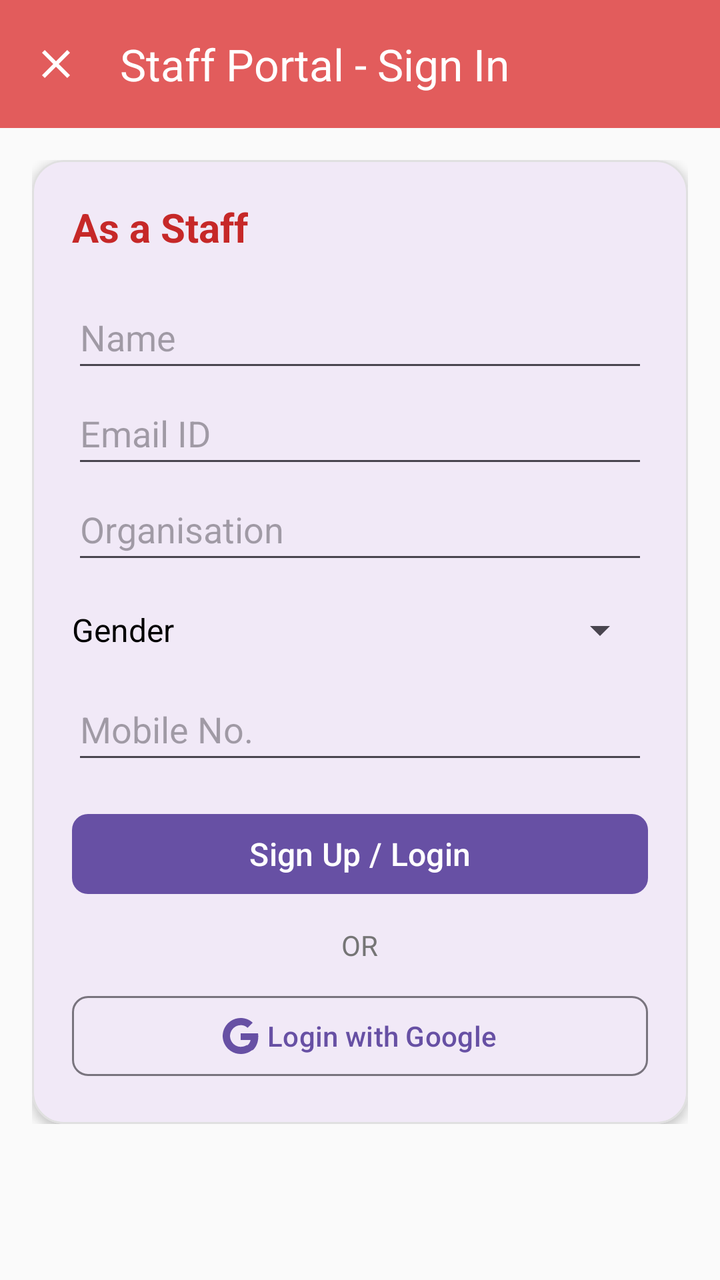
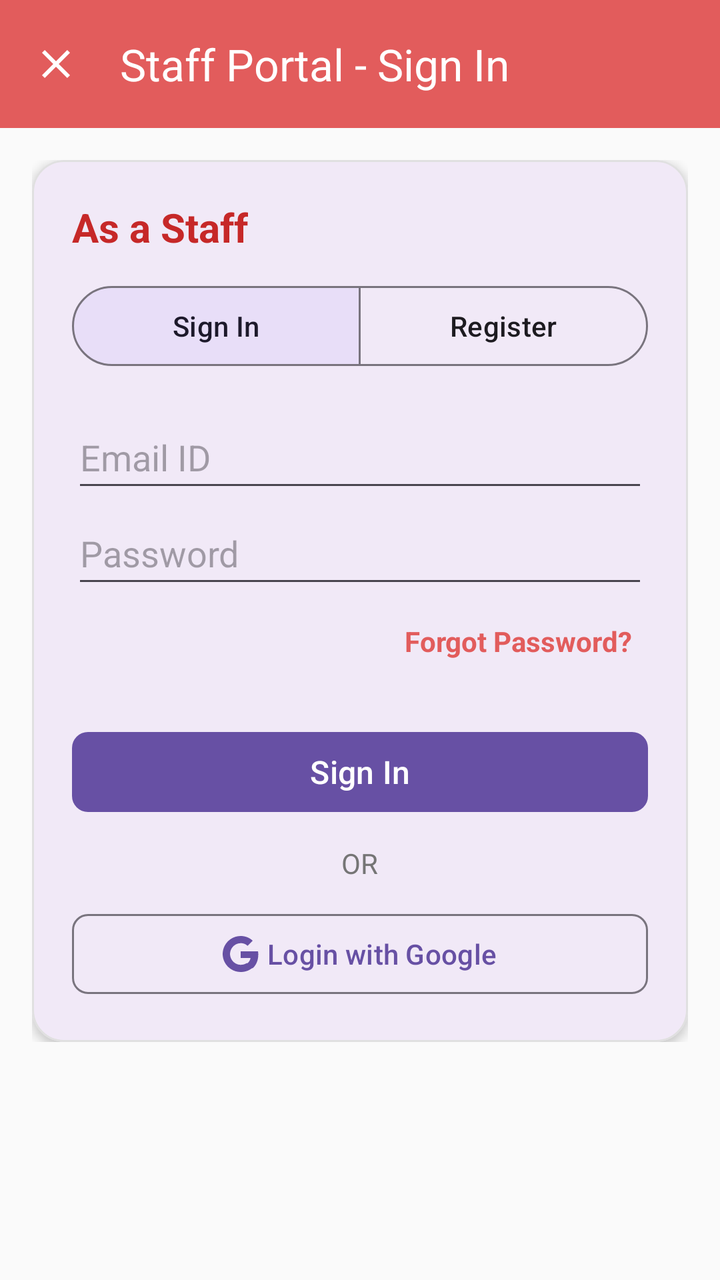

Two renders of the same Android screen: before a commit and after it. Below are the layout's source before the change and the commit's diff.
<!-- AndroidManifest.xml: application theme Theme.BloodBank -->
<!-- res/layout/activity_staff_auth.xml -->
<?xml version="1.0" encoding="utf-8"?>
<androidx.coordinatorlayout.widget.CoordinatorLayout
    xmlns:android="http://schemas.android.com/apk/res/android"
    xmlns:app="http://schemas.android.com/apk/res-auto"
    android:id="@+id/coordinatorLayoutStaff"
    android:layout_width="match_parent"
    android:layout_height="match_parent"
    android:fitsSystemWindows="true">

    <LinearLayout
        android:layout_width="match_parent"
        android:layout_height="match_parent"
        android:orientation="vertical">

        
        <com.google.android.material.appbar.AppBarLayout
            android:layout_width="match_parent"
            android:layout_height="wrap_content">

            <com.google.android.material.appbar.MaterialToolbar
                android:id="@+id/toolbarStaffAuth"
                android:layout_width="match_parent"
                android:layout_height="?attr/actionBarSize"
                android:background="@color/pastel_red"
                app:title="@string/staff_auth_title"
                app:titleTextColor="@android:color/white"
                app:navigationIcon="@drawable/ic_clear"
                app:navigationIconTint="@android:color/white" />

        </com.google.android.material.appbar.AppBarLayout>

        <ScrollView
            android:layout_width="match_parent"
            android:layout_height="0dp"
            android:layout_weight="1"
            android:padding="16dp">

            <LinearLayout
                android:layout_width="match_parent"
                android:layout_height="wrap_content"
                android:orientation="vertical">

                <com.google.android.material.card.MaterialCardView
                    android:layout_width="match_parent"
                    android:layout_height="wrap_content"
                    app:cardCornerRadius="16dp"
                    app:cardElevation="3dp"
                    app:strokeWidth="1dp"
                    app:strokeColor="#E0E0E0">

                    <LinearLayout
                        android:layout_width="match_parent"
                        android:layout_height="wrap_content"
                        android:orientation="vertical"
                        android:padding="20dp">

                        <TextView
                            android:layout_width="wrap_content"
                            android:layout_height="wrap_content"
                            android:text="@string/role_staff"
                            android:textSize="20sp"
                            android:textStyle="bold"
                            android:textColor="#C62828"
                            android:layout_marginBottom="16dp" />

                        <EditText
                            android:id="@+id/etStaffName"
                            android:layout_width="match_parent"
                            android:layout_height="wrap_content"
                            android:hint="@string/name_hint"
                            android:inputType="textPersonName"
                            android:autofillHints="name"
                            android:minHeight="48dp" />

                        <EditText
                            android:id="@+id/etStaffEmail"
                            android:layout_width="match_parent"
                            android:layout_height="wrap_content"
                            android:hint="@string/hint_email"
                            android:inputType="textEmailAddress"
                            android:autofillHints="emailAddress"
                            android:minHeight="48dp" />

                        <EditText
                            android:id="@+id/etStaffOrg"
                            android:layout_width="match_parent"
                            android:layout_height="wrap_content"
                            android:hint="@string/hint_organisation"
                            android:inputType="text"
                            android:importantForAutofill="no"
                            android:minHeight="48dp" />

                        <LinearLayout
                            android:layout_width="match_parent"
                            android:layout_height="wrap_content"
                            android:orientation="horizontal"
                            android:gravity="center_vertical"
                            android:layout_marginTop="4dp">

                            <TextView
                                android:layout_width="wrap_content"
                                android:layout_height="wrap_content"
                                android:text="@string/hint_gender"
                                android:textSize="16sp"
                                android:textColor="@android:color/black"
                                android:layout_marginEnd="12dp" />

                            <Spinner
                                android:id="@+id/spStaffGender"
                                android:layout_width="match_parent"
                                android:layout_height="wrap_content"
                                android:importantForAutofill="no"
                                android:minHeight="48dp" />
                        </LinearLayout>

                        <EditText
                            android:id="@+id/etStaffMobile"
                            android:layout_width="match_parent"
                            android:layout_height="wrap_content"
                            android:hint="@string/hint_mobile"
                            android:inputType="phone"
                            android:autofillHints="phone"
                            android:minHeight="48dp"
                            android:layout_marginBottom="16dp" />

                        <com.google.android.material.button.MaterialButton
                            android:id="@+id/btnStaffLogin"
                            android:layout_width="match_parent"
                            android:layout_height="wrap_content"
                            android:text="@string/btn_login_signup"
                            android:textSize="16sp"
                            app:cornerRadius="8dp" />

                        <TextView
                            android:layout_width="wrap_content"
                            android:layout_height="wrap_content"
                            android:text="@string/or_divider"
                            android:layout_gravity="center"
                            android:textSize="14sp"
                            android:textColor="#757575"
                            android:layout_marginTop="12dp"
                            android:layout_marginBottom="12dp" />

                        <com.google.android.material.button.MaterialButton
                            android:id="@+id/btnStaffGoogleLogin"
                            style="?attr/materialButtonOutlinedStyle"
                            android:layout_width="match_parent"
                            android:layout_height="wrap_content"
                            android:text="@string/btn_google_login"
                            app:icon="@drawable/ic_google"
                            app:iconGravity="textStart"
                            app:cornerRadius="8dp" />

                    </LinearLayout>

                </com.google.android.material.card.MaterialCardView>

            </LinearLayout>

        </ScrollView>

    </LinearLayout>

</androidx.coordinatorlayout.widget.CoordinatorLayout>
<!-- resources referenced by this layout -->
<resources>
  <color name="pastel_red">#E25C5C</color>
  <!-- drawable ic_clear (drawable) -->
  <?xml version="1.0" encoding="utf-8"?>
  <vector xmlns:android="http://schemas.android.com/apk/res/android"
      android:width="24dp"
      android:height="24dp"
      android:viewportWidth="24"
      android:viewportHeight="24">
    <path
        android:fillColor="#FFFFFF"
        android:pathData="M19,6.41L17.59,5,12,10.59,6.41,5,5,6.41,10.59,12,5,17.59,6.41,19,12,13.41,17.59,19,19,17.59,13.41,12z"/>
  </vector>
  <!-- drawable ic_google (drawable) -->
  <?xml version="1.0" encoding="utf-8"?>
  <vector xmlns:android="http://schemas.android.com/apk/res/android"
      android:width="24dp"
      android:height="24dp"
      android:viewportWidth="24"
      android:viewportHeight="24">
    <path
        android:fillColor="#4285F4"
        android:pathData="M23.745,12.27c0,-0.7,-0.06,-1.4,-0.19,-2.07H12v4.51h6.6c-0.29,1.52 -1.14,2.82 -2.4,3.68v3.05h3.88c2.27,-2.09 3.66,-5.17 3.66,-9.17z"/>
    <path
        android:fillColor="#34A853"
        android:pathData="M12,24c3.24,0 5.95,-1.08 7.93,-2.91l-3.88,-3.05c-1.08,0.72 -2.45,1.16 -4.05,1.16 -3.12,0 -5.77,-2.11 -6.72,-4.96H1.29v3.15C3.26,21.3 7.37,24 12,24z"/>
    <path
        android:fillColor="#FBBC05"
        android:pathData="M5.28,14.24c-0.25,-0.72 -0.38,-1.49 -0.38,-2.24s0.13,-1.52 0.38,-2.24V6.61H1.29C0.47,8.24 0,10.06 0,12s0.47,3.76 1.29,5.39l3.99,-3.15z"/>
    <path
        android:fillColor="#EA4335"
        android:pathData="M12,4.75c1.77,0 3.35,0.61 4.6,1.8l3.42,-3.42C17.95,1.19 15.24,0 12,0 7.37,0 3.26,2.7 1.29,6.61l3.99,3.15c0.95,-2.85 3.6,-4.96 6.72,-4.96z"/>
  </vector>
  <string name="btn_google_login">Login with Google</string>
  <string name="btn_login_signup">Sign Up / Login</string>
  <string name="hint_email">Email ID</string>
  <string name="hint_gender">Gender</string>
  <string name="hint_mobile">Mobile No.</string>
  <string name="hint_organisation">Organisation</string>
  <string name="name_hint">Name</string>
  <string name="or_divider">OR</string>
  <string name="role_staff">As a Staff</string>
  <string name="staff_auth_title">Staff Portal - Sign In</string>
  <style name="Theme.BloodBank" parent="Base.Theme.BloodBank" />
  <style name="Base.Theme.BloodBank" parent="Theme.Material3.DayNight.NoActionBar">
          <item name="android:windowBackground">#FAFAFA</item>
          <item name="materialAlertDialogTheme">@style/MaterialDialogCardTheme</item>
      </style>
  <style name="MaterialDialogCardTheme" parent="ThemeOverlay.Material3.MaterialAlertDialog">
          <item name="shapeAppearanceOverlay">@style/DialogCardShape</item>
      </style>
  <style name="DialogCardShape" parent="">
          <item name="cornerSize">20dp</item>
      </style>
</resources>

<!-- the commit's change to res/layout/activity_staff_auth.xml (unified diff, before → after) -->
@@ -61,16 +61,35 @@
                             android:textSize="20sp"
                             android:textStyle="bold"
                             android:textColor="#C62828"
-                            android:layout_marginBottom="16dp" />
-
-                        <EditText
-                            android:id="@+id/etStaffName"
-                            android:layout_width="match_parent"
-                            android:layout_height="wrap_content"
-                            android:hint="@string/name_hint"
-                            android:inputType="textPersonName"
-                            android:autofillHints="name"
-                            android:minHeight="48dp" />
+                            android:layout_marginBottom="12dp" />
+
+                        
+                        <com.google.android.material.button.MaterialButtonToggleGroup
+                            android:id="@+id/toggleGroupStaffMode"
+                            android:layout_width="match_parent"
+                            android:layout_height="wrap_content"
+                            android:layout_marginBottom="16dp"
+                            app:singleSelection="true"
+                            app:selectionRequired="true"
+                            app:checkedButton="@id/btnModeStaffSignIn">
+
+                            <com.google.android.material.button.MaterialButton
+                                android:id="@+id/btnModeStaffSignIn"
+                                style="?attr/materialButtonOutlinedStyle"
+                                android:layout_width="0dp"
+                                android:layout_height="wrap_content"
+                                android:layout_weight="1"
+                                android:text="@string/mode_sign_in" />
+
+                            <com.google.android.material.button.MaterialButton
+                                android:id="@+id/btnModeStaffRegister"
+                                style="?attr/materialButtonOutlinedStyle"
+                                android:layout_width="0dp"
+                                android:layout_height="wrap_content"
+                                android:layout_weight="1"
+                                android:text="@string/mode_register" />
+
+                        </com.google.android.material.button.MaterialButtonToggleGroup>
 
                         <EditText
                             android:id="@+id/etStaffEmail"
@@ -82,54 +101,115 @@
                             android:minHeight="48dp" />
 
                         <EditText
-                            android:id="@+id/etStaffOrg"
-                            android:layout_width="match_parent"
-                            android:layout_height="wrap_content"
-                            android:hint="@string/hint_organisation"
-                            android:inputType="text"
+                            android:id="@+id/etStaffPassword"
+                            android:layout_width="match_parent"
+                            android:layout_height="wrap_content"
+                            android:hint="@string/hint_password"
+                            android:inputType="textPassword"
                             android:importantForAutofill="no"
                             android:minHeight="48dp" />
 
+                        <TextView
+                            android:id="@+id/tvStaffForgotPassword"
+                            android:layout_width="wrap_content"
+                            android:layout_height="wrap_content"
+                            android:layout_gravity="end"
+                            android:layout_marginTop="4dp"
+                            android:layout_marginBottom="8dp"
+                            android:padding="8dp"
+                            android:text="@string/forgot_password"
+                            android:textColor="@color/pastel_red"
+                            android:textSize="14sp"
+                            android:textStyle="bold"
+                            android:clickable="true"
+                            android:focusable="true"
+                            android:background="?attr/selectableItemBackground" />
+
+                        
                         <LinearLayout
-                            android:layout_width="match_parent"
-                            android:layout_height="wrap_content"
-                            android:orientation="horizontal"
-                            android:gravity="center_vertical"
-                            android:layout_marginTop="4dp">
-
-                            <TextView
-                                android:layout_width="wrap_content"
-                                android:layout_height="wrap_content"
-                                android:text="@string/hint_gender"
-                                android:textSize="16sp"
-                                android:textColor="@android:color/black"
-                                android:layout_marginEnd="12dp" />
-
-                            <Spinner
-                                android:id="@+id/spStaffGender"
-                                android:layout_width="match_parent"
-                                android:layout_height="wrap_content"
+                            android:id="@+id/layoutStaffRegistrationFields"
+                            android:layout_width="match_parent"
+                            android:layout_height="wrap_content"
+                            android:orientation="vertical"
+                            android:visibility="gone">
+
+                            <EditText
+                                android:id="@+id/etStaffConfirmPassword"
+                                android:layout_width="match_parent"
+                                android:layout_height="wrap_content"
+                                android:hint="@string/hint_confirm_password"
+                                android:inputType="textPassword"
                                 android:importantForAutofill="no"
                                 android:minHeight="48dp" />
+
+                            <EditText
+                                android:id="@+id/etStaffName"
+                                android:layout_width="match_parent"
+                                android:layout_height="wrap_content"
+                                android:hint="@string/name_hint"
+                                android:inputType="textPersonName"
+                                android:autofillHints="name"
+                                android:minHeight="48dp" />
+
+                            <EditText
+                                android:id="@+id/etStaffOrg"
+                                android:layout_width="match_parent"
+                                android:layout_height="wrap_content"
+                                android:hint="@string/hint_organisation"
+                                android:inputType="text"
+                                android:importantForAutofill="no"
+                                android:minHeight="48dp" />
+
+                            <LinearLayout
+                                android:layout_width="match_parent"
+                                android:layout_height="wrap_content"
+                                android:orientation="horizontal"
+                                android:gravity="center_vertical"
+                                android:layout_marginTop="4dp">
+
+                                <TextView
+                                    android:layout_width="wrap_content"
+                                    android:layout_height="wrap_content"
+                                    android:text="@string/hint_gender"
+                                    android:textSize="16sp"
+                                    android:textColor="@android:color/black"
+                                    android:layout_marginEnd="12dp" />
+
+                                <Spinner
+                                    android:id="@+id/spStaffGender"
+                                    android:layout_width="match_parent"
+                                    android:layout_height="wrap_content"
+                                    android:importantForAutofill="no"
+                                    android:minHeight="48dp" />
+                            </LinearLayout>
+
+                            <EditText
+                                android:id="@+id/etStaffMobile"
+                                android:layout_width="match_parent"
+                                android:layout_height="wrap_content"
+                                android:hint="@string/hint_mobile"
+                                android:inputType="phone"
+                                android:autofillHints="phone"
+                                android:minHeight="48dp" />
+
                         </LinearLayout>
-
-                        <EditText
-                            android:id="@+id/etStaffMobile"
-                            android:layout_width="match_parent"
-                            android:layout_height="wrap_content"
-                            android:hint="@string/hint_mobile"
-                            android:inputType="phone"
-                            android:autofillHints="phone"
-                            android:minHeight="48dp"
-                            android:layout_marginBottom="16dp" />
 
                         <com.google.android.material.button.MaterialButton
                             android:id="@+id/btnStaffLogin"
                             android:layout_width="match_parent"
                             android:layout_height="wrap_content"
-                            android:text="@string/btn_login_signup"
+                            android:text="@string/mode_sign_in"
                             android:textSize="16sp"
+                            android:layout_marginTop="16dp"
                             app:cornerRadius="8dp" />
+
+                        <ProgressBar
+                            android:id="@+id/pbStaffAuth"
+                            android:layout_width="wrap_content"
+                            android:layout_height="wrap_content"
+                            android:layout_gravity="center"
+                            android:layout_marginTop="8dp"
+                            android:visibility="gone" />
 
                         <TextView
                             android:layout_width="wrap_content"
<!-- resource entries referenced after the edit -->
@@ -33,11 +33,15 @@
         android:pathData="M12,4.75c1.77,0 3.35,0.61 4.6,1.8l3.42,-3.42C17.95,1.19 15.24,0 12,0 7.37,0 3.26,2.7 1.29,6.61l3.99,3.15c0.95,-2.85 3.6,-4.96 6.72,-4.96z"/>
   </vector>
   <string name="btn_google_login">Login with Google</string>
-  <string name="btn_login_signup">Sign Up / Login</string>
+  <string name="forgot_password">Forgot Password?</string>
+  <string name="hint_confirm_password">Confirm Password</string>
   <string name="hint_email">Email ID</string>
   <string name="hint_gender">Gender</string>
   <string name="hint_mobile">Mobile No.</string>
   <string name="hint_organisation">Organisation</string>
+  <string name="hint_password">Password</string>
+  <string name="mode_register">Register</string>
+  <string name="mode_sign_in">Sign In</string>
   <string name="name_hint">Name</string>
   <string name="or_divider">OR</string>
   <string name="role_staff">As a Staff</string>
